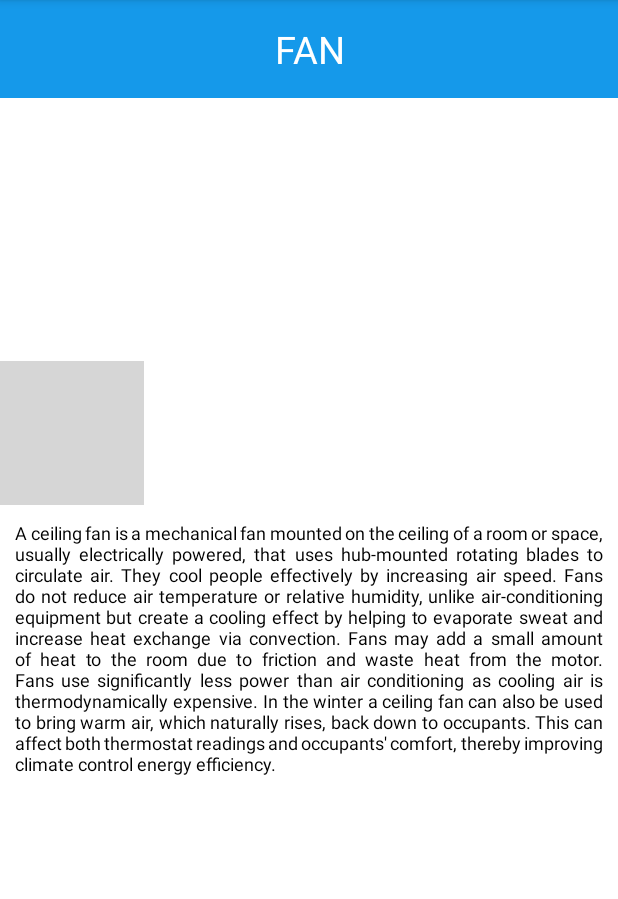
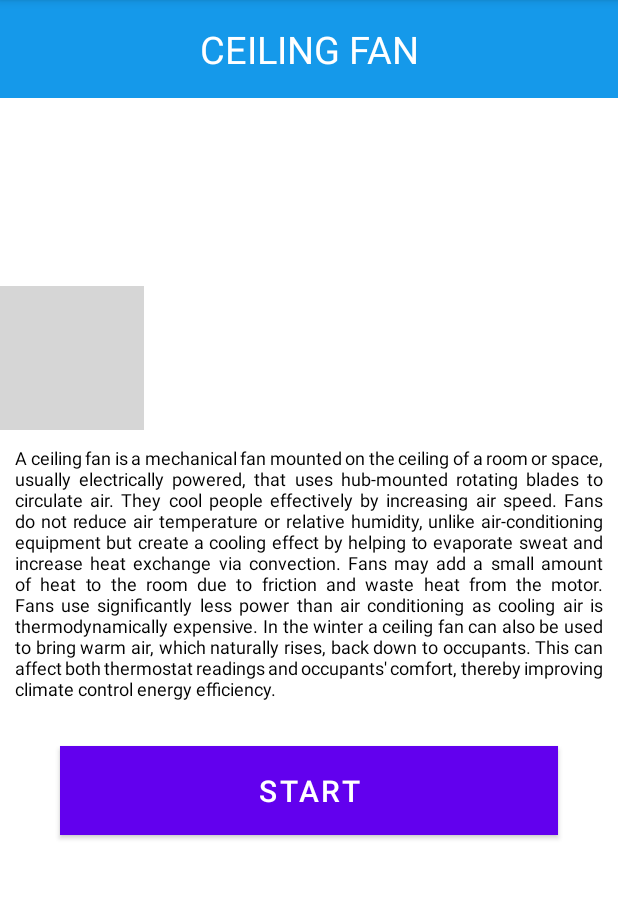
Before and after one commit to Abhinav-Shekhar/Assembly-App, an Android app: the screen it shows after launch (MainActivity), on a phone screen of 412 x 824 dp, the part 84-983 px from its top. Run offline under Robolectric (Android 15) with nearby library versions, the phone set to English and light mode, and no system bars; grey boxes are pictures that could not be loaded.

Commit message:
added start button

```diff
--- /dev/null
+++ b/app/src/main/java/com/android/task/Cart.java
@@ -0,0 +1,4 @@
+package com.android.task;
+
+public class Cart {
+}
--- a/app/src/main/java/com/android/task/MainActivity.java
+++ b/app/src/main/java/com/android/task/MainActivity.java
@@ -1,14 +1,38 @@
 package com.android.task;
 
 import androidx.appcompat.app.AppCompatActivity;
+import androidx.appcompat.app.AppCompatDelegate;
+import androidx.annotation.RequiresApi;
 
 import android.os.Bundle;
+import android.content.Intent;
+import android.graphics.Color;
+import android.os.Build;
+import android.view.View;
+import android.view.Window;
+import android.view.WindowManager;
+import android.widget.Button;
 
 public class MainActivity extends AppCompatActivity {
 
+    @RequiresApi(api = Build.VERSION_CODES.LOLLIPOP)
     @Override
     protected void onCreate(Bundle savedInstanceState) {
+
+        AppCompatDelegate.setDefaultNightMode(AppCompatDelegate.MODE_NIGHT_NO);
+
         super.onCreate(savedInstanceState);
         setContentView(R.layout.activity_main);
+
+        Window window = getWindow();
+        window.clearFlags(WindowManager.LayoutParams.FLAG_TRANSLUCENT_STATUS);
+        window.addFlags(WindowManager.LayoutParams.FLAG_DRAWS_SYSTEM_BAR_BACKGROUNDS);
+        window.setStatusBarColor(Color.parseColor("#000000"));
+
+        Button buttonStart = (Button) findViewById(R.id.start);
+        buttonStart.setOnClickListener(v -> {
+            Intent intent = new Intent(MainActivity.this, Cart.class);
+            startActivity(intent);
+        });
     }
 }
--- /dev/null
+++ b/app/src/main/res/layout/activity_cart.xml
@@ -0,0 +1,6 @@
+<?xml version="1.0" encoding="utf-8"?>
+<androidx.constraintlayout.widget.ConstraintLayout
+    xmlns:android="http://schemas.android.com/apk/res/android" android:layout_width="match_parent"
+    android:layout_height="match_parent">
+
+</androidx.constraintlayout.widget.ConstraintLayout>
--- a/app/src/main/res/layout/activity_main.xml
+++ b/app/src/main/res/layout/activity_main.xml
@@ -11,7 +11,7 @@
         android:layout_height="wrap_content"
         android:padding="15dp"
         android:background="#1599EA"
-        android:text="FAN"
+        android:text="CEILING FAN"
         android:layout_gravity="center"
         android:textSize="25dp"
         android:textAlignment="center"
@@ -44,6 +44,19 @@
             android:layout_marginHorizontal="10dp"
             />
 
+        <Button
+            android:layout_width="match_parent"
+            android:layout_height="wrap_content"
+            android:text="START"
+            android:background="#1599EA"
+            android:layout_marginVertical="20dp"
+            android:layout_marginHorizontal="40dp"
+            android:textColor="#fff"
+            android:textSize="20dp"
+            android:paddingVertical="10dp"
+            android:id="@+id/start"
+            />
+
     </LinearLayout>
 
 </RelativeLayout>
```
